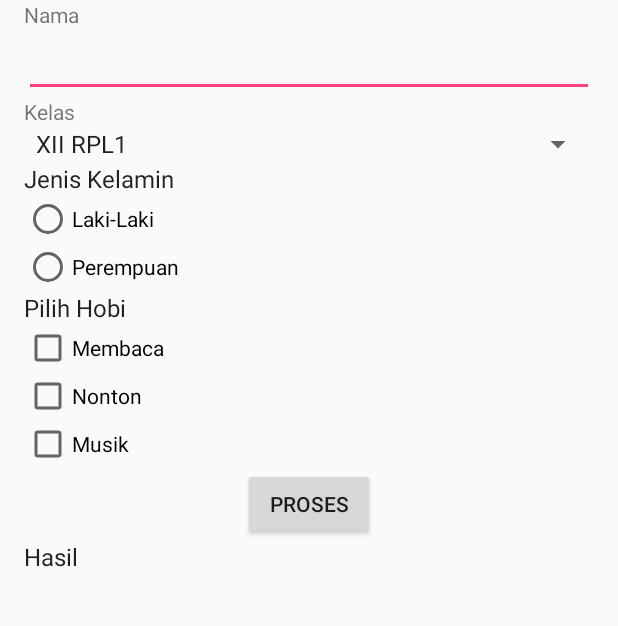
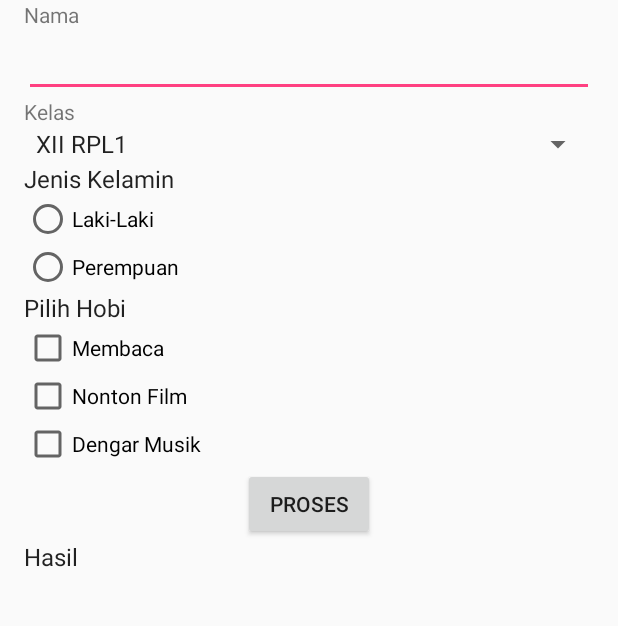
Before and after one commit to ayuset/tugas01, an Android app: the screen it shows after launch (MainActivity), on a phone screen of 412 x 824 dp, the part 307-933 px from its top. Run offline under Robolectric (Android 15) with nearby library versions, the phone set to English and light mode, and no system bars.

Commit message:
Membenarkan text

```diff
--- a/app/src/main/res/layout/activity_main.xml
+++ b/app/src/main/res/layout/activity_main.xml
@@ -101,14 +101,14 @@
             android:id="@+id/checkBoxnnt"
             android:layout_width="wrap_content"
             android:layout_height="wrap_content"
-            android:text="Nonton" />
+            android:text="Nonton Film" />
 
         <CheckBox
             android:id="@+id/checkBoxmsk"
             android:layout_width="wrap_content"
             android:layout_height="wrap_content"
             android:checked="false"
-            android:text="Musik" />
+            android:text="Dengar Musik" />
 
 
         <Button
```
